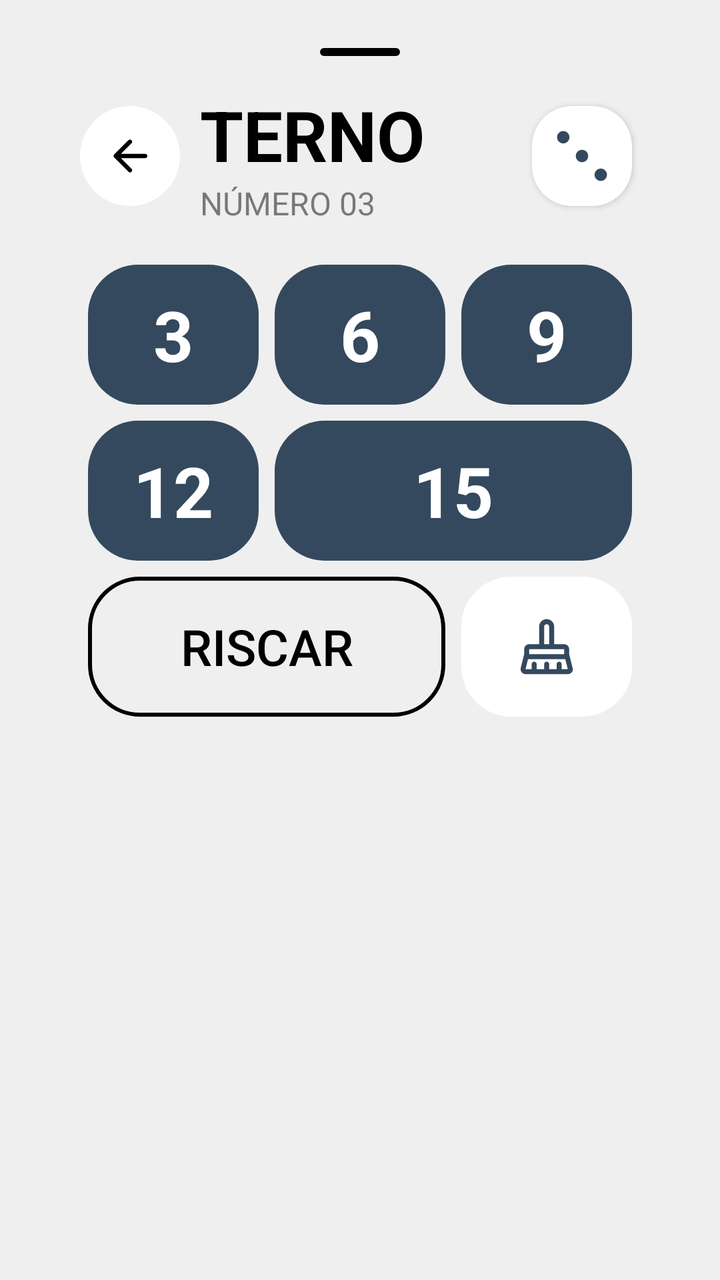
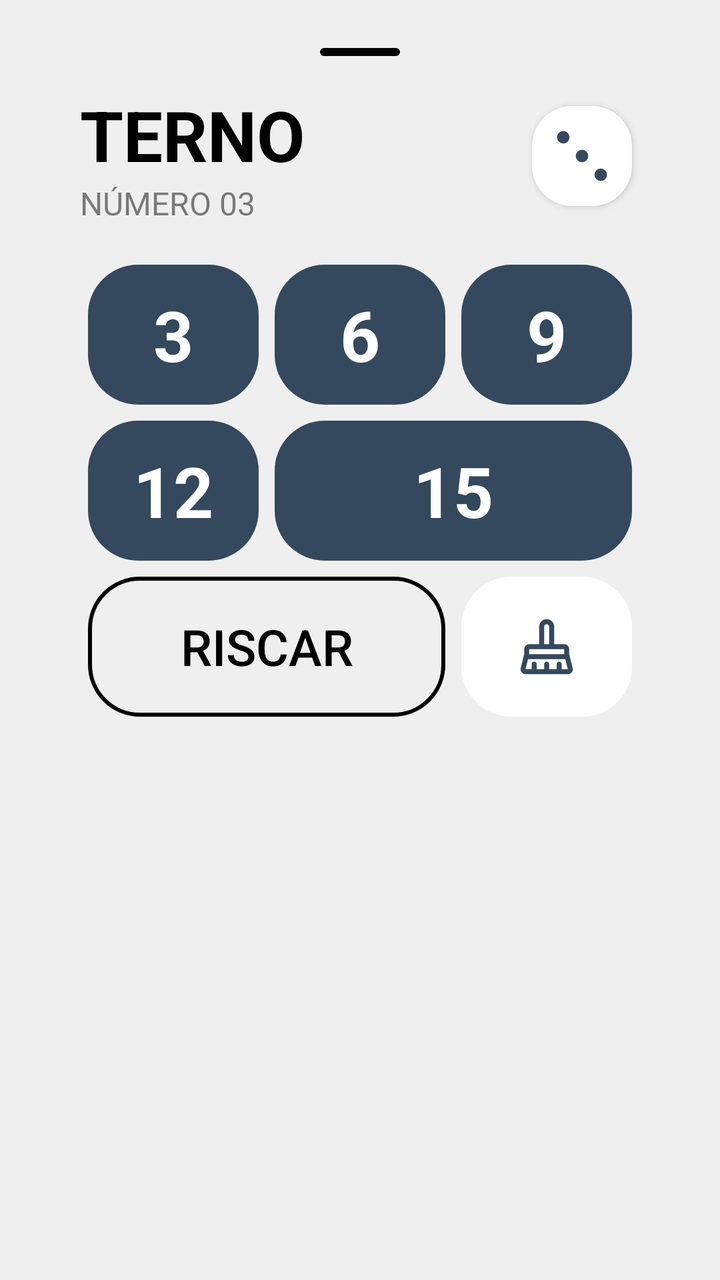

An Android layout rendered at two revisions. The XML below is the earlier revision; the diff shows what the commit changed to produce the second picture.
<!-- AndroidManifest.xml: application theme Base.Theme.KingOfBozo.Standard -->
<!-- res/layout/box_terno.xml -->
<?xml version="1.0" encoding="utf-8"?>
<LinearLayout xmlns:android="http://schemas.android.com/apk/res/android"
    xmlns:app="http://schemas.android.com/apk/res-auto"
    xmlns:tools="http://schemas.android.com/tools"
    android:id="@+id/numbers_points"
    android:layout_width="match_parent"
    android:layout_height="wrap_content"
    android:backgroundTint="?attr/customBackground"
    android:background="@drawable/bottom_sheet_background"
    android:orientation="vertical"
    android:padding="24dp">

    <ImageView
        android:layout_width="40dp"
        android:layout_height="4dp"
        android:layout_gravity="center_horizontal"
        android:layout_marginBottom="16dp"
        app:tint="?attr/textFillColor"
        android:src="@drawable/background_card_dark" />


    <LinearLayout
        android:id="@+id/action_bar"
        android:layout_width="match_parent"
        android:layout_height="wrap_content"
        android:paddingHorizontal="16dp"
        android:gravity="center"
        tools:ignore="MissingConstraints">

        <ImageView
            android:id="@+id/button_cancel"
            android:layout_width="50dp"
            android:layout_height="50dp"
            android:backgroundTint="?attr/cardBackgroundColor"
            android:background="@drawable/background_circle_yellow"
            android:padding="12dp"
            android:layout_marginRight="10dp"
            app:tint="?attr/textFillColor"
            android:src="@drawable/ic_arrow_back"
            tools:ignore="ContentDescription" />

        <LinearLayout
            android:layout_width="wrap_content"
            android:layout_height="wrap_content"
            android:orientation="vertical"
            android:layout_weight="1"
            app:layout_constraintStart_toEndOf="@+id/button_back">



            <TextView
                android:id="@+id/scoring_title"
                android:layout_width="wrap_content"
                android:layout_height="wrap_content"
                android:text="TERNO"
                android:textColor="?attr/textFillColor"
                android:textSize="35sp"
                android:textStyle="bold" />
            <TextView
                android:layout_width="wrap_content"
                android:layout_height="wrap_content"
                android:text="NÚMERO 03"
                android:alpha="0.5"
                android:textColor="?attr/textFillColor"
                android:textSize="16sp" />

        </LinearLayout>

        <ImageView
            android:layout_height="50dp"
            android:layout_width="50dp"
            android:backgroundTint="?attr/cardBackgroundColor"
            android:background="@drawable/background_card_de_boca"
            android:src="@drawable/ic_dice_3"
            app:tint="?attr/colorPrimary"
            android:elevation="2dp"
            android:layout_margin="4dp"/>

    </LinearLayout>

    <LinearLayout
        android:layout_width="match_parent"
        android:layout_height="wrap_content"
        android:orientation="vertical"
        android:padding="16dp">

        <GridLayout
            xmlns:android="http://schemas.android.com/apk/res/android"
            xmlns:app="http://schemas.android.com/apk/res-auto"
            android:layout_width="match_parent"
            android:layout_height="wrap_content"
            android:columnCount="3"
            android:rowCount="3">

            <TextView
                android:id="@+id/valor_01"
                android:layout_height="70dp"
                android:layout_width="0dp"
                android:backgroundTint="?attr/colorPrimary"
                android:background="@drawable/background_card_black"
                android:textColor="?attr/customTextBackground"
                android:text="3"
                android:textSize="35dp"
                android:textStyle="bold"
                android:gravity="center"
                android:layout_row="0"
                android:layout_column="0"
                android:layout_columnWeight="1"
                android:layout_gravity="fill"
                android:layout_margin="4dp"/>

            <TextView
                android:id="@+id/valor_02"
                android:layout_height="70dp"
                android:layout_width="0dp"
                android:backgroundTint="?attr/colorPrimary"
                android:background="@drawable/background_card_black"
                android:textColor="?attr/customTextBackground"
                android:text="6"
                android:textSize="35dp"
                android:textStyle="bold"
                android:gravity="center"
                android:layout_row="0"
                android:layout_column="1"
                android:layout_columnWeight="1"
                android:layout_gravity="fill"
                android:layout_margin="4dp"/>

            <TextView
                android:id="@+id/valor_03"
                android:layout_height="70dp"
                android:layout_width="0dp"
                android:backgroundTint="?attr/colorPrimary"
                android:background="@drawable/background_card_black"
                android:textColor="?attr/customTextBackground"
                android:text="9"
                android:textSize="35dp"
                android:textStyle="bold"
                android:gravity="center"
                android:layout_row="0"
                android:layout_column="2"
                android:layout_columnWeight="1"
                android:layout_gravity="fill"
                android:layout_margin="4dp"/>

            <TextView
                android:id="@+id/valor_04"
                android:layout_height="70dp"
                android:layout_width="0dp"
                android:backgroundTint="?attr/colorPrimary"
                android:background="@drawable/background_card_black"
                android:textColor="?attr/customTextBackground"
                android:text="12"
                android:textSize="35dp"
                android:textStyle="bold"
                android:gravity="center"
                android:layout_row="1"
                android:layout_column="0"
                android:layout_columnWeight="1"
                android:layout_gravity="fill"
                android:layout_margin="4dp"/>

            <TextView
                android:id="@+id/valor_05"
                android:layout_height="20dp"
                android:layout_width="0dp"
                android:backgroundTint="?attr/colorPrimary"
                android:background="@drawable/background_card_black"
                android:textColor="?attr/customTextBackground"
                android:text="15"
                android:textSize="35dp"
                android:textStyle="bold"
                android:gravity="center"
                android:layout_row="1"
                android:layout_column="1"
                android:layout_columnSpan="2"
                android:layout_columnWeight="1"
                android:layout_gravity="fill"
                android:layout_margin="4dp"/>

            <ImageView
                android:id="@+id/btn_nulo"
                android:layout_height="70dp"
                android:layout_width="0dp"
                android:backgroundTint="?attr/cardBackgroundColor"
                android:background="@drawable/background_card_black"
                android:src="@drawable/ic_clear"
                app:tint="?attr/colorPrimary"
                android:layout_row="2"
                android:layout_column="2"
                android:layout_columnWeight="1"
                android:layout_gravity="fill"
                android:padding="20dp"
                android:layout_margin="4dp"/>

            <Button
                android:id="@+id/btn_riscar"
                android:layout_height="70dp"
                android:layout_width="0dp"
                app:backgroundTint="?attr/textFillColor"
                android:background="@drawable/background_score_option_riscar"
                app:cornerRadius="20dp"
                android:text="RISCAR"
                android:textSize="25dp"
                android:textColor="?attr/textFillColor"
                app:icon="@drawable/ic_riscar"
                app:iconSize="25dp"
                app:iconTint="?attr/textFillColor"
                android:gravity="center"
                android:layout_row="2"
                android:layout_column="0"
                android:layout_columnSpan="2"
                android:layout_columnWeight="1"
                android:layout_gravity="fill"
                android:layout_margin="4dp" />


        </GridLayout>

    </LinearLayout>


</LinearLayout>
<!-- resources referenced by this layout -->
<resources>
  <!-- drawable background_card_black (drawable) -->
  <shape xmlns:android="http://schemas.android.com/apk/res/android"
      android:shape="rectangle">
      <solid android:color="@color/fundo_light" />
      <corners android:radius="25dp" />
  </shape>
  <!-- drawable background_card_dark (drawable) -->
  <shape xmlns:android="http://schemas.android.com/apk/res/android"
      android:shape="rectangle">
      <solid android:color="@color/fundo_light" />
      <corners android:radius="100dp" />
  </shape>
  <!-- drawable background_card_de_boca (drawable) -->
  <shape xmlns:android="http://schemas.android.com/apk/res/android"
      android:shape="rectangle">
      <solid android:color="@color/fundo_light" />
      <corners android:radius="20dp" />
  </shape>
  <!-- drawable background_circle_yellow (drawable) -->
  <?xml version="1.0" encoding="utf-8"?>
  <shape xmlns:android="http://schemas.android.com/apk/res/android"
      android:shape="oval">
      <solid android:color="@color/fundo_light" />
  </shape>
  <!-- drawable background_score_option_riscar (drawable) -->
  <shape xmlns:android="http://schemas.android.com/apk/res/android"
      android:shape="rectangle">
      <corners android:radius="25dp" />
      <stroke android:width="2dp" android:color="@color/fundo_light" />
      <solid android:color="@android:color/transparent" />
  </shape>
  <!-- drawable bottom_sheet_background (drawable) -->
  <?xml version="1.0" encoding="utf-8"?>
  <shape xmlns:android="http://schemas.android.com/apk/res/android"
      android:shape="rectangle">
      <solid android:color="@color/fundo_light"/>
      <corners android:topLeftRadius="55dp" android:topRightRadius="55dp"/>
  </shape>
  <!-- drawable ic_arrow_back (drawable) -->
  <vector xmlns:android="http://schemas.android.com/apk/res/android"
      android:width="24dp"
      android:height="24dp"
      android:viewportWidth="960"
      android:viewportHeight="960"
      android:tint="@color/fundo_light"
      android:autoMirrored="true">
    <path
        android:fillColor="@android:color/white"
        android:pathData="M313,520L509,716Q521,728 520.5,744Q520,760 508,772Q496,783 480,783.5Q464,784 452,772L188,508Q182,502 179.5,495Q177,488 177,480Q177,472 179.5,465Q182,458 188,452L452,188Q463,177 479.5,177Q496,177 508,188Q520,200 520,216.5Q520,233 508,245L313,440L760,440Q777,440 788.5,451.5Q800,463 800,480Q800,497 788.5,508.5Q777,520 760,520L313,520Z"/>
  </vector>
  <!-- drawable ic_dice_3 (drawable) -->
  <vector xmlns:android="http://schemas.android.com/apk/res/android"
      android:width="24dp"
      android:height="24dp"
      android:viewportWidth="24"
      android:viewportHeight="24">
      <path
          android:fillColor="@color/fundo_light"
          android:pathData="M7.5,7.5m-1.5,0a1.5,1.5 0,1 1,3 0a1.5,1.5 0,1 1,-3 0"/>
      <path
          android:fillColor="@color/fundo_light"
          android:pathData="M12,12m-1.5,0a1.5,1.5 0,1 1,3 0a1.5,1.5 0,1 1,-3 0"/>
      <path
          android:fillColor="@color/fundo_light"
          android:pathData="M16.5,16.5m-1.5,0a1.5,1.5 0,1 1,3 0a1.5,1.5 0,1 1,-3 0"/>
  </vector>
  <color name="fundo_light">#EFEFEF</color>
  <color name="padrao">#34495e</color>
  <color name="text_dark">#000000</color>
  <color name="text_light">#FFFFFF</color>
  <color name="icon_dark">#000000</color>
  <color name="icon_light">#FFFFFF</color>
  <color name="card_light">#FFFFFF</color>
  <color name="card_dark">#313131</color>
  <!-- unchanged entries left out for length: 4 -->
</resources>

<!-- the commit's change to res/layout/box_terno.xml (unified diff, before → after) -->
@@ -27,17 +27,17 @@
         android:gravity="center"
         tools:ignore="MissingConstraints">
 
-        <ImageView
-            android:id="@+id/button_cancel"
-            android:layout_width="50dp"
-            android:layout_height="50dp"
-            android:backgroundTint="?attr/cardBackgroundColor"
-            android:background="@drawable/background_circle_yellow"
-            android:padding="12dp"
-            android:layout_marginRight="10dp"
-            app:tint="?attr/textFillColor"
-            android:src="@drawable/ic_arrow_back"
-            tools:ignore="ContentDescription" />
+
+
+
+
+
+
+
+
+
+
+
 
         <LinearLayout
             android:layout_width="wrap_content"
<!-- resource entries referenced after the edit -->
@@ -18,12 +18,6 @@
       <solid android:color="@color/fundo_light" />
       <corners android:radius="20dp" />
   </shape>
-  <!-- drawable background_circle_yellow (drawable) -->
-  <?xml version="1.0" encoding="utf-8"?>
-  <shape xmlns:android="http://schemas.android.com/apk/res/android"
-      android:shape="oval">
-      <solid android:color="@color/fundo_light" />
-  </shape>
   <!-- drawable background_score_option_riscar (drawable) -->
   <shape xmlns:android="http://schemas.android.com/apk/res/android"
       android:shape="rectangle">
@@ -38,18 +32,6 @@
       <solid android:color="@color/fundo_light"/>
       <corners android:topLeftRadius="55dp" android:topRightRadius="55dp"/>
   </shape>
-  <!-- drawable ic_arrow_back (drawable) -->
-  <vector xmlns:android="http://schemas.android.com/apk/res/android"
-      android:width="24dp"
-      android:height="24dp"
-      android:viewportWidth="960"
-      android:viewportHeight="960"
-      android:tint="@color/fundo_light"
-      android:autoMirrored="true">
-    <path
-        android:fillColor="@android:color/white"
-        android:pathData="M313,520L509,716Q521,728 520.5,744Q520,760 508,772Q496,783 480,783.5Q464,784 452,772L188,508Q182,502 179.5,495Q177,488 177,480Q177,472 179.5,465Q182,458 188,452L452,188Q463,177 479.5,177Q496,177 508,188Q520,200 520,216.5Q520,233 508,245L313,440L760,440Q777,440 788.5,451.5Q800,463 800,480Q800,497 788.5,508.5Q777,520 760,520L313,520Z"/>
-  </vector>
   <!-- drawable ic_dice_3 (drawable) -->
   <vector xmlns:android="http://schemas.android.com/apk/res/android"
       android:width="24dp"
